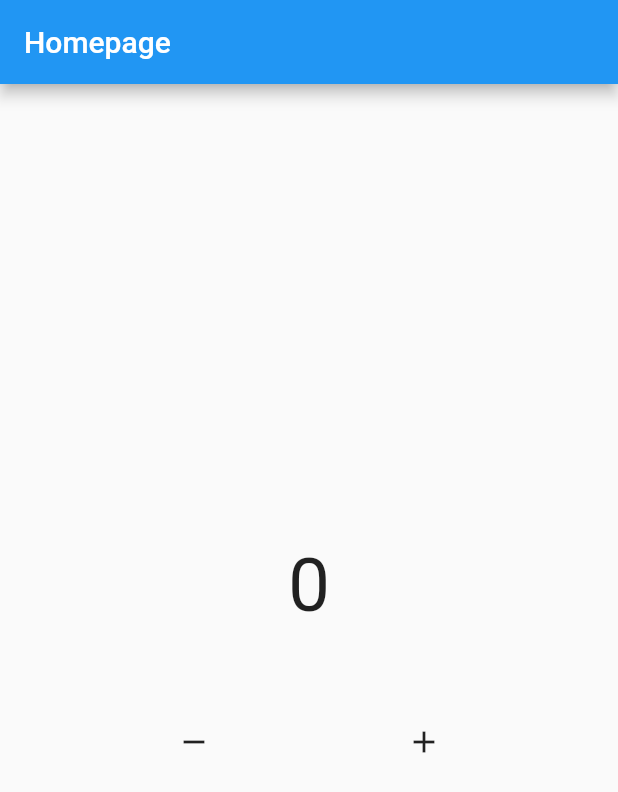
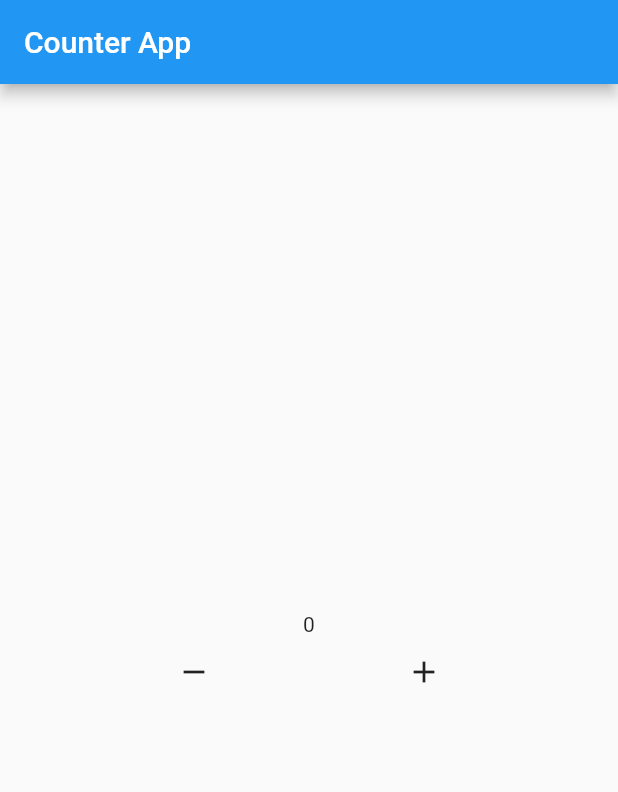
Before and after one commit to itsmhyne/mhybloc, a Flutter app: the screen it shows after launch, after a tap on the "remove" icon, after a tap on the "add" icon, on a phone screen of 412 x 824 dp. Shown: the top 792 px of the screen. Run offline on Flutter 3.47's test engine with Material 2 defaults, Android fonts, the phone set to English and light mode, and no system bars; our stand-ins replace bloc, flutter_bloc.

Commit message:
update bloc pattern

```diff
--- /dev/null
+++ b/lib/app.dart
@@ -0,0 +1,13 @@
+import 'package:flutter/material.dart';
+import 'package:mhybloc/pages/counter/view/counter_page.dart';
+
+class MyApp extends StatelessWidget {
+  const MyApp({super.key});
+
+  @override
+  Widget build(BuildContext context) {
+    return MaterialApp(
+      home: CounterPage(),
+    );
+  }
+}
--- a/lib/bloc/counter.dart
+++ /dev/null
@@ -1,18 +0,0 @@
-import 'package:bloc/bloc.dart';
-import 'package:flutter/material.dart';
-import 'package:mhybloc/bloc/counter_event.dart';
-
-class CounterBloc extends Bloc<CounterEvent, int> {
-  CounterBloc() : super(0) {
-    on<CounterEventIncrement>((event, emit) {
-      emit(state - 1);
-    });
-    on<CounterEventDecrement>((event, emit) {
-      emit(state + 1);
-      if (state > 5) {
-        ScaffoldMessenger.of(event.context)
-            .showSnackBar(const SnackBar(content: Text("warning diatas lima")));
-      }
-    });
-  }
-}
--- a/lib/bloc/counter_event.dart
+++ /dev/null
@@ -1,10 +0,0 @@
-import 'package:flutter/material.dart';
-
-class CounterEvent {}
-
-class CounterEventIncrement extends CounterEvent {}
-
-class CounterEventDecrement extends CounterEvent {
-  CounterEventDecrement(this.context);
-  BuildContext context;
-}
--- a/lib/bloc/observer.dart
+++ /dev/null
@@ -1,15 +0,0 @@
-import 'package:bloc/bloc.dart';
-
-class MyBlocObserver extends BlocObserver {
-  @override
-  void onChange(BlocBase bloc, Change change) {
-    // TODO: implement onChange
-    super.onChange(bloc, change);
-  }
-
-  //  @override
-  // void onTransition(Transition<CounterEvent, int> transition) {
-  //   super.onTransition(transition);
-  //   print(transition);
-  // }
-}
--- /dev/null
+++ b/lib/general_observer.dart
@@ -0,0 +1,12 @@
+import 'package:bloc/bloc.dart';
+
+class GeneralObserver extends BlocObserver {
+  @override
+  void onTransition(Bloc bloc, Transition transition) {
+    // TODO: implement onTransition
+    super.onTransition(bloc, transition);
+    print(bloc);
+    print(transition);
+    print("=============================");
+  }
+}
--- a/lib/main.dart
+++ b/lib/main.dart
@@ -1,18 +1,9 @@
-import 'package:bloc/bloc.dart';
+import 'package:flutter_bloc/flutter_bloc.dart';
+import 'package:mhybloc/app.dart';
+import 'package:mhybloc/general_observer.dart';
 import 'package:flutter/material.dart';
-import 'package:mhybloc/bloc/observer.dart';
-import 'package:mhybloc/pages/homepage.dart';
 
 void main() {
-  Bloc.observer = MyBlocObserver();
+  Bloc.observer = GeneralObserver();
   runApp(MyApp());
 }
-
-class MyApp extends StatelessWidget {
-  const MyApp({Key? key}) : super(key: key);
-
-  @override
-  Widget build(BuildContext context) {
-    return MaterialApp(home: HomePage());
-  }
-}
--- /dev/null
+++ b/lib/pages/counter/bloc/counter_bloc.dart
@@ -0,0 +1,8 @@
+import 'package:bloc/bloc.dart';
+
+class CounterBloc extends Cubit<int> {
+  CounterBloc() : super(0);
+
+  void increment() => emit(state + 1);
+  void decrement() => emit(state - 1);
+}
--- /dev/null
+++ b/lib/pages/counter/counter.dart
@@ -0,0 +1,2 @@
+export './bloc/counter_bloc.dart';
+export './view/counter_view.dart';
--- /dev/null
+++ b/lib/pages/counter/view/counter_page.dart
@@ -0,0 +1,15 @@
+import 'package:flutter/material.dart';
+import 'package:flutter_bloc/flutter_bloc.dart';
+import '../counter.dart';
+
+class CounterPage extends StatelessWidget {
+  const CounterPage({super.key});
+
+  @override
+  Widget build(BuildContext context) {
+    return BlocProvider(
+      create: (context) => CounterBloc(),
+      child: CounterView(),
+    );
+  }
+}
--- /dev/null
+++ b/lib/pages/counter/view/counter_view.dart
@@ -0,0 +1,39 @@
+import 'package:flutter/material.dart';
+import 'package:flutter_bloc/flutter_bloc.dart';
+import 'package:mhybloc/pages/counter/bloc/counter_bloc.dart';
+
+class CounterView extends StatelessWidget {
+  const CounterView({super.key});
+
+  @override
+  Widget build(BuildContext context) {
+    CounterBloc counterB = context.read();
+    return Scaffold(
+      appBar: AppBar(
+        title: Text("Counter App"),
+      ),
+      body: Center(
+        child: Column(
+          mainAxisAlignment: MainAxisAlignment.center,
+          children: [
+            BlocBuilder<CounterBloc, int>(
+              bloc: counterB,
+              builder: (context, state) => Text("${state}"),
+            ),
+            Row(
+              mainAxisAlignment: MainAxisAlignment.spaceEvenly,
+              children: [
+                IconButton(
+                    onPressed: () => counterB.decrement(),
+                    icon: const Icon(Icons.remove)),
+                IconButton(
+                    onPressed: () => counterB.increment(),
+                    icon: const Icon(Icons.add)),
+              ],
+            )
+          ],
+        ),
+      ),
+    );
+  }
+}
--- a/lib/pages/homepage.dart
+++ /dev/null
@@ -1,53 +0,0 @@
-import 'package:flutter/material.dart';
-import 'package:flutter_bloc/flutter_bloc.dart';
-import 'package:mhybloc/bloc/counter.dart';
-import 'package:mhybloc/bloc/counter_event.dart';
-
-class HomePage extends StatelessWidget {
-  HomePage({super.key});
-
-  final CounterBloc counterB = CounterBloc();
-
-  @override
-  Widget build(BuildContext context) {
-    return Scaffold(
-      appBar: AppBar(
-        title: const Text("Homepage"),
-      ),
-      body: Center(
-        child: Column(
-          mainAxisSize: MainAxisSize.min,
-          children: [
-            BlocBuilder<CounterBloc, int>(
-              bloc: counterB,
-              builder: (context, state) {
-                return Text(
-                  "${state}",
-                  style: const TextStyle(fontSize: 50),
-                );
-              },
-            ),
-            const SizedBox(
-              height: 50,
-            ),
-            Row(
-              mainAxisAlignment: MainAxisAlignment.spaceEvenly,
-              children: [
-                IconButton(
-                    onPressed: () {
-                      counterB.add(CounterEventIncrement());
-                    },
-                    icon: const Icon(Icons.remove)),
-                IconButton(
-                    onPressed: () {
-                      counterB.add(CounterEventDecrement(context));
-                    },
-                    icon: const Icon(Icons.add)),
-              ],
-            )
-          ],
-        ),
-      ),
-    );
-  }
-}
```
